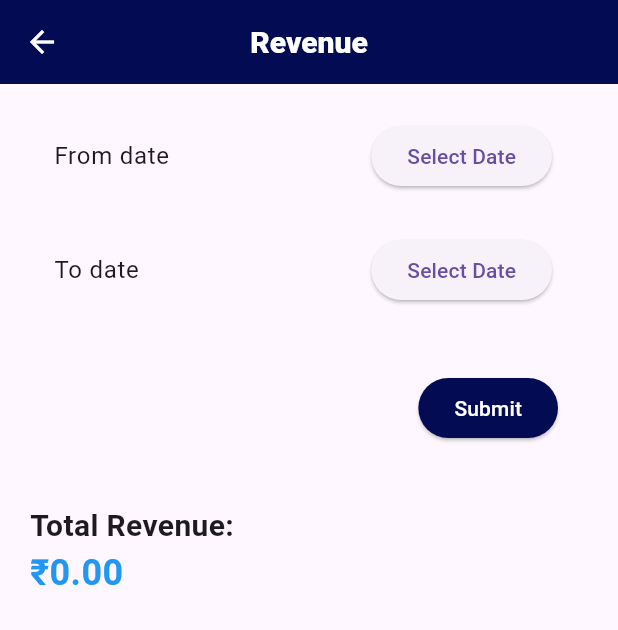
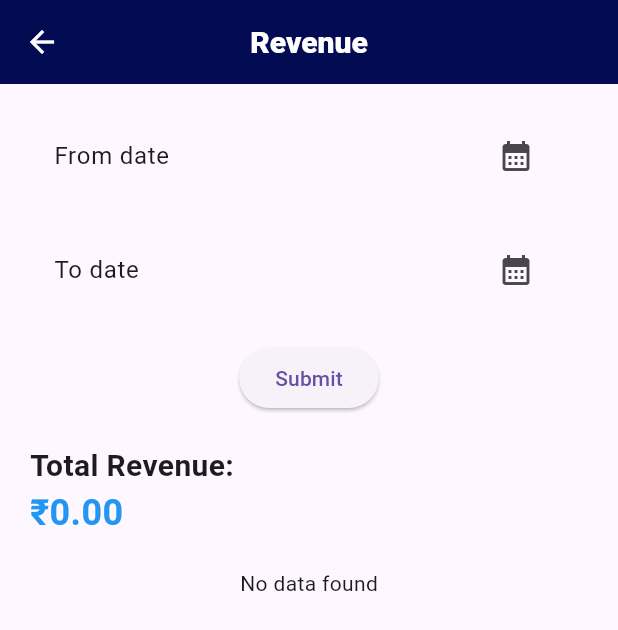
Before and after one commit to Hrithunath/room_rent_app, a Flutter app: the Revenue screen opened directly, on a phone screen of 412 x 824 dp. Shown: the top 630 px of the screen. Run offline on Flutter 3.47's test engine with Material 3 defaults, Android fonts, the phone set to English and light mode, and no system bars; our stand-ins replace animated_splash_screen, easy_search_bar, hive, hive_flutter, image_picker, lottie; accounts and stored records are empty.

Commit message:
revenue completed

```diff
--- a/lib/main.dart
+++ b/lib/main.dart
@@ -1,5 +1,6 @@
 import 'package:flutter/material.dart';
 import 'package:hive_flutter/adapters.dart';
+import 'package:room_rent_app/model/notes_model.dart';
 import 'package:room_rent_app/model/room_model.dart';
 import 'package:room_rent_app/model/user_model.dart';
 import 'package:room_rent_app/screens/splash.dart';
@@ -15,6 +16,10 @@ Future<void> main() async {
 
   if (!Hive.isAdapterRegistered(UserModelAdapter().typeId)) {
     Hive.registerAdapter(UserModelAdapter());
+  }
+  if (!Hive.isAdapterRegistered(NoteModelAdapter().typeId)
+  ) {
+    Hive.registerAdapter(NoteModelAdapter());
   }
   await getuser();
   await getRoom();
--- a/lib/model/notes_model.dart
+++ b/lib/model/notes_model.dart
@@ -2,7 +2,7 @@ import 'package:hive/hive.dart';
 
 part 'notes_model.g.dart';
 
-@HiveType(typeId: 0)
+@HiveType(typeId: 3)
 class NoteModel extends HiveObject {
   @HiveField(0)
   late String title;
--- a/lib/screens/revenue.dart
+++ b/lib/screens/revenue.dart
@@ -1,9 +1,7 @@
 import 'package:flutter/material.dart';
 import 'package:intl/intl.dart';
-
+import 'package:room_rent_app/model/room_model.dart';
 import 'package:room_rent_app/services/room_services.dart';
-import 'package:room_rent_app/widgets/refactor_button.dart';
-import 'package:room_rent_app/widgets/refactor_revenue.dart';
 
 class Revenue extends StatefulWidget {
   const Revenue({Key? key}) : super(key: key);
@@ -17,6 +15,7 @@ class _RevenueState extends State<Revenue> {
   DateTime? _fromDate;
   DateTime? _toDate;
   double totalRevenue = 0;
+  final roomNotifier = ValueNotifier<List<RoomModel>>([]);
 
   @override
   Widget build(BuildContext context) {
@@ -31,11 +30,11 @@ class _RevenueState extends State<Revenue> {
           child: Column(
             crossAxisAlignment: CrossAxisAlignment.start,
             children: [
-              _buildDateForm(),
+              buildDateForm(),
               const SizedBox(height: 20),
-              _buildTotalRevenueDisplay(),
+              buildTotalRevenueDisplay(),
               const SizedBox(height: 20),
-              Expanded(child: revenuelist()),
+              buildRevenueList(roomNotifier.value),
             ],
           ),
         ),
@@ -43,12 +42,12 @@ class _RevenueState extends State<Revenue> {
     );
   }
 
-  Widget _buildDateForm() {
+  Widget buildDateForm() {
     return Form(
       key: _formKey,
       child: Column(
         children: [
-          _buildDateFormField(
+          buildDateFormField(
             labelText: 'From date',
             selectedDate: _fromDate,
             selectDate: (DateTime? date) {
@@ -58,7 +57,7 @@ class _RevenueState extends State<Revenue> {
             },
           ),
           const SizedBox(height: 20),
-          _buildDateFormField(
+          buildDateFormField(
             labelText: 'To date',
             selectedDate: _toDate,
             selectDate: (DateTime? date) {
@@ -68,34 +67,34 @@ class _RevenueState extends State<Revenue> {
             },
           ),
           const SizedBox(height: 20),
-          button(
-            buttonText: 'Submit',
-            buttonPressed: _onSubmitButtonClicked,
+             ElevatedButton(
+            onPressed: () => onSubmitButtonClicked(),
+            child: const Text('Submit'),
+
           ),
         ],
       ),
     );
   }
 
-  Widget _buildDateFormField({
+  Widget buildDateFormField({
     required String labelText,
     required DateTime? selectedDate,
     required void Function(DateTime?) selectDate,
   }) {
     return ListTile(
       title: Text(labelText),
-      trailing: ElevatedButton(
-        onPressed: () => _selectDate(context, selectedDate, selectDate),
-        child: const Text('Select Date'),
-      ),
       subtitle: selectedDate != null
           ? Text(DateFormat('MM d, yyyy').format(selectedDate))
           : null,
+      trailing: IconButton(
+        onPressed: () => _selectDate(selectedDate, selectDate),
+        icon: Icon(Icons.calendar_month),
+      ),
     );
   }
 
   Future<void> _selectDate(
-    BuildContext context,
     DateTime? initialDate,
     void Function(DateTime?) onDateSelected,
   ) async {
@@ -110,17 +109,17 @@ class _RevenueState extends State<Revenue> {
     }
   }
 
-  Widget _buildTotalRevenueDisplay() {
+  Widget buildTotalRevenueDisplay() {
     return Column(
       crossAxisAlignment: CrossAxisAlignment.start,
       children: [
-        Text(
+        const Text(
           'Total Revenue:',
           style: TextStyle(fontSize: 20, fontWeight: FontWeight.bold),
         ),
         Text(
           '₹${totalRevenue.toStringAsFixed(2)}',
-          style: TextStyle(
+          style: const TextStyle(
             fontSize: 24,
             fontWeight: FontWeight.bold,
             color: Colors.blue,
@@ -130,7 +129,7 @@ class _RevenueState extends State<Revenue> {
     );
   }
 
-  Future<void> _onSubmitButtonClicked() async {
+  Future<void> onSubmitButtonClicked() async {
     if (_fromDate == null || _toDate == null) {
       return;
     }
@@ -152,5 +151,48 @@ class _RevenueState extends State<Revenue> {
     setState(() {
       totalRevenue = revenue;
     });
+
+    // Fetch revenue list separately if needed
+    final list = await fetchRevenueList(_fromDate!, _toDate!);
+    setState(() {
+      roomNotifier.value = list; // Update roomNotifier value
+      print('revenueList:- $list');
+    });
+  }
+
+  Widget buildRevenueList(List<RoomModel> revenueList) {
+    if (revenueList.isEmpty) {
+      return const Center(child: Text('No data found'));
+    }
+    return Expanded(
+      child: ListView.builder(
+        itemBuilder: (context, index) {
+          final data = revenueList[index];
+
+          return Padding(
+            padding: const EdgeInsets.all(8.0),
+            child: Card(
+              color: Color.fromARGB(255, 139, 136, 136),
+              elevation: 0.0,
+              shape: RoundedRectangleBorder(
+                borderRadius: BorderRadius.circular(20.0),
+              ),
+              child: ListTile(
+                subtitle: Column(
+                  crossAxisAlignment: CrossAxisAlignment.start,
+                  children: [
+                    Text('Room Number: ${data.room}'),
+                    const SizedBox(height: 5.0),
+                    Text('Rent: \$${data.rent}'),
+                    const SizedBox(height: 5.0),
+                  ],
+                ),
+              ),
+            ),
+          );
+        },
+        itemCount: revenueList.length,
+      ),
+    );
   }
 }
--- a/lib/widgets/refactor_revenue.dart
+++ /dev/null
@@ -1,46 +0,0 @@
-import 'package:flutter/material.dart';
-import 'package:room_rent_app/model/room_model.dart';
-import 'package:room_rent_app/services/room_services.dart';
-import 'package:room_rent_app/widgets/refactor_text.dart';
-
-Widget revenuelist() {
-  double totalRevenue = 0;
-  return Expanded(
-      child: ValueListenableBuilder(
-          valueListenable: roomNotifier,
-          builder: ((BuildContext context, List<RoomModel> revenueList, child) {
-            totalRevenue = 0;
-            for (var item in revenueList) {
-              // totalRevenue = totalRevenue + Widget.revenue(item.rent);
-            }
-
-            return ListView.builder(
-              itemBuilder: (context, index) {
-                final data = revenueList[index];
-
-                return Padding(
-                  padding: const EdgeInsets.all(8.0),
-                  child: Card(
-                    color: const Color.fromARGB(255, 206, 242, 242),
-                    elevation: 0.0,
-                    shape: RoundedRectangleBorder(
-                      borderRadius: BorderRadius.circular(20.0),
-                    ),
-                    child: ListTile(
-                      subtitle: Column(
-                        crossAxisAlignment: CrossAxisAlignment.start,
-                        children: [
-                          customText('Room Number', data.room, null),
-                          const SizedBox(height: 5.0),
-                          customText('Rent', '\$${data.rent}', null),
-                          const SizedBox(height: 5.0),
-                        ],
-                      ),
-                    ),
-                  ),
-                );
-              },
-              itemCount: revenueList.length,
-            );
-          })));
-}
```
Also changed, not shown: lib/screens/add_notes.dart (+29 -8 lines), lib/screens/home.dart (+19 -8 lines), lib/screens/notes.dart (+25 -6 lines), lib/services/notes_services.dart (+6 -4 lines), lib/services/room_services.dart (+26 -0 lines), lib/model/notes_model.g.dart.
